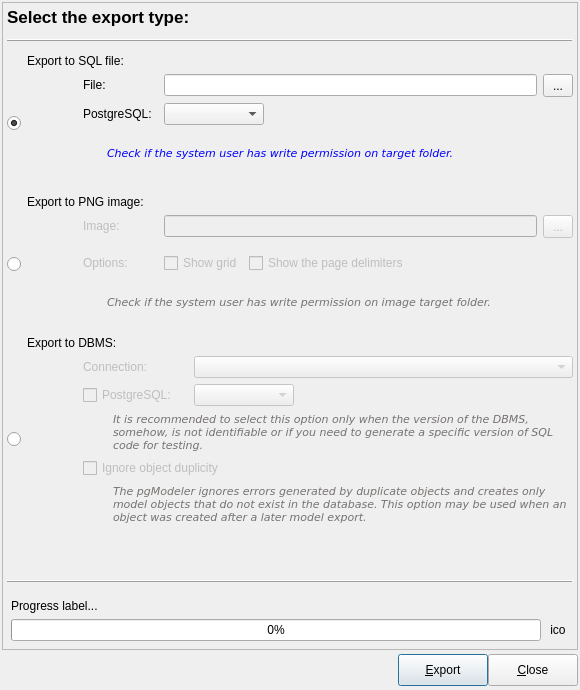
Before: the Qt Designer form libpgmodeler_ui/ui/modelexportform.ui in pgmodeler/pgmodeler, drawn with Qt 5.
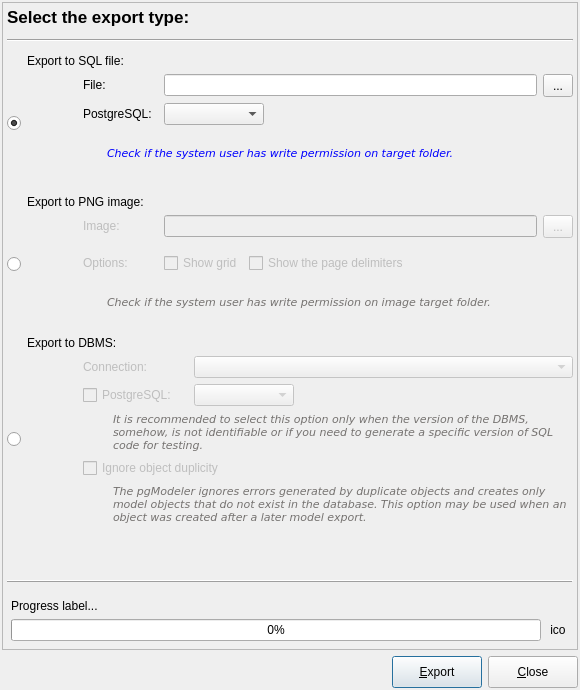
After: the same form once the commit is applied. Icons and pictures are not drawn.

Patch:
```diff
--- a/libpgmodeler_ui/ui/modelexportform.ui
+++ b/libpgmodeler_ui/ui/modelexportform.ui
@@ -42,10 +42,16 @@
    <property name="margin">
     <number>2</number>
    </property>
-   <property name="spacing">
-    <number>4</number>
+   <property name="topMargin">
+    <number>2</number>
    </property>
-   <item row="0" column="0">
+   <property name="rightMargin">
+    <number>2</number>
+   </property>
+   <property name="bottomMargin">
+    <number>2</number>
+   </property>
+   <item row="0" column="0" colspan="3">
     <widget class="QFrame" name="frame">
      <property name="enabled">
       <bool>true</bool>
@@ -98,7 +104,7 @@
          <enum>QFrame::HLine</enum>
         </property>
         <property name="frameShadow">
-         <enum>QFrame::Raised</enum>
+         <enum>QFrame::Sunken</enum>
         </property>
        </widget>
       </item>
@@ -1096,30 +1102,31 @@
     </widget>
    </item>
    <item row="1" column="0">
-    <layout class="QGridLayout" name="botoes_lt">
-     <property name="leftMargin">
-      <number>4</number>
+    <widget class="QLabel" name="label">
+     <property name="text">
+      <string/>
      </property>
-     <property name="bottomMargin">
-      <number>2</number>
+     <property name="pixmap">
+      <pixmap resource="../res/resources.qrc">:/imagens/imagens/pgmodeler_name.png</pixmap>
      </property>
-     <property name="spacing">
-      <number>0</number>
+    </widget>
+   </item>
+   <item row="1" column="1">
+    <spacer name="horizontalSpacer_6">
+     <property name="orientation">
+      <enum>Qt::Horizontal</enum>
      </property>
-     <item row="0" column="1">
-      <spacer>
-       <property name="orientation">
-        <enum>Qt::Horizontal</enum>
-       </property>
-       <property name="sizeHint" stdset="0">
-        <size>
-         <width>91</width>
-         <height>27</height>
-        </size>
-       </property>
-      </spacer>
-     </item>
-     <item row="0" column="2">
+     <property name="sizeHint" stdset="0">
+      <size>
+       <width>246</width>
+       <height>20</height>
+      </size>
+     </property>
+    </spacer>
+   </item>
+   <item row="1" column="2">
+    <layout class="QHBoxLayout" name="horizontalLayout_10">
+     <item>
       <widget class="QPushButton" name="export_btn">
        <property name="minimumSize">
         <size>
@@ -1145,7 +1152,7 @@
        </property>
       </widget>
      </item>
-     <item row="0" column="3">
+     <item>
       <widget class="QPushButton" name="close_btn">
        <property name="minimumSize">
         <size>
@@ -1171,16 +1178,6 @@
        </property>
       </widget>
      </item>
-     <item row="0" column="0">
-      <widget class="QLabel" name="label">
-       <property name="text">
-        <string/>
-       </property>
-       <property name="pixmap">
-        <pixmap resource="../res/resources.qrc">:/imagens/imagens/pgmodeler_name.png</pixmap>
-       </property>
-      </widget>
-     </item>
     </layout>
    </item>
   </layout>
```
Left out of the diff: 26 changed lines with no effect on the pictures.
